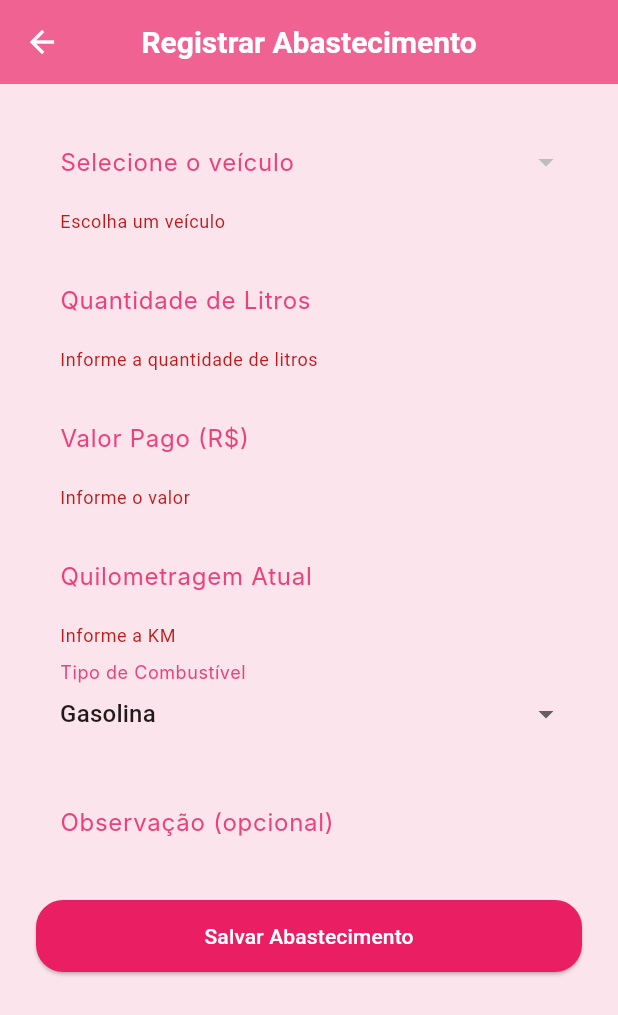
After one commit to MakinoSayuri/ProvaFlutter, a Flutter app: the RegistrarAbastecimentoPage screen opened directly, after a tap on "Salvar Abastecimento", on a phone screen of 412 x 824 dp. The commit adds this screen. Shown: the top 1015 px of the screen. Run offline on Flutter 3.47's test engine with Material 3 defaults, Android fonts, the phone set to English and light mode, and no system bars; our stand-ins replace cloud_firestore, firebase_auth, firebase_core; accounts and stored records are empty; Roboto replaces fonts that are missing (Inter).

Commit message:
feat(Abastecimento): regristar e listar abastecimentos

```diff
--- a/lib/pages/home_page.dart
+++ b/lib/pages/home_page.dart
@@ -83,7 +83,7 @@ class HomePage extends StatelessWidget {
                 Icon(Icons.favorite, size: 60, color: Colors.white),
                 const SizedBox(height: 8),
                 const Text(
-                  "Abastecimento Cute",
+                  "Abastecimento",
                   style: TextStyle(
                     fontSize: 22,
                     color: Colors.white,
--- /dev/null
+++ b/lib/pages/registrar_abastecimento_page.dart
@@ -0,0 +1,188 @@
+import 'package:cloud_firestore/cloud_firestore.dart';
+import 'package:flutter/material.dart';
+import 'package:provider/provider.dart';
+import '../services/auth_service.dart';
+
+class RegistrarAbastecimentoPage extends StatefulWidget {
+  const RegistrarAbastecimentoPage({super.key});
+
+  @override
+  State<RegistrarAbastecimentoPage> createState() =>
+      _RegistrarAbastecimentoPageState();
+}
+
+class _RegistrarAbastecimentoPageState
+    extends State<RegistrarAbastecimentoPage> {
+  final _formKey = GlobalKey<FormState>();
+
+  final litrosCtrl = TextEditingController();
+  final valorCtrl = TextEditingController();
+  final kmCtrl = TextEditingController();
+  final obsCtrl = TextEditingController();
+
+  String? veiculoSelecionado;
+  String tipoCombustivel = "Gasolina";
+  DateTime dataSelecionada = DateTime.now();
+  bool loading = false;
+
+  @override
+  void dispose() {
+    litrosCtrl.dispose();
+    valorCtrl.dispose();
+    kmCtrl.dispose();
+    obsCtrl.dispose();
+    super.dispose();
+  }
+
+  @override
+  Widget build(BuildContext context) {
+    final auth = Provider.of<AuthService>(context, listen: false);
+
+    return Scaffold(
+      appBar: AppBar(title: const Text("Registrar Abastecimento")),
+      body: SingleChildScrollView(
+        padding: const EdgeInsets.all(24),
+        child: Form(
+          key: _formKey,
+          child: Column(
+            children: [
+              StreamBuilder<QuerySnapshot<Map<String, dynamic>>>(
+                stream: auth.veiculosRef().orderBy('modelo').snapshots(),
+                builder: (context, snapshot) {
+                  if (!snapshot.hasData) {
+                    return const CircularProgressIndicator();
+                  }
+
+                  final docs = snapshot.data!.docs;
+
+                  return DropdownButtonFormField<String>(
+                    value: veiculoSelecionado,
+                    decoration: _decoration("Selecione o veículo"),
+                    items: docs
+                        .map(
+                          (doc) => DropdownMenuItem(
+                            value: doc.id,
+                            child: Text(
+                              "${doc['marca']} ${doc['modelo']} - ${doc['placa']}",
+                            ),
+                          ),
+                        )
+                        .toList(),
+                    validator: (v) => v == null ? "Escolha um veículo" : null,
+                    onChanged: (v) => setState(() => veiculoSelecionado = v),
+                  );
+                },
+              ),
+              const SizedBox(height: 16),
+
+              TextFormField(
+                controller: litrosCtrl,
+                keyboardType: TextInputType.number,
+                decoration: _decoration("Quantidade de Litros"),
+                validator: (v) =>
+                    v!.isEmpty ? "Informe a quantidade de litros" : null,
+              ),
+              const SizedBox(height: 16),
+
+              TextFormField(
+                controller: valorCtrl,
+                keyboardType: TextInputType.number,
+                decoration: _decoration("Valor Pago (R\$)"),
+                validator: (v) => v!.isEmpty ? "Informe o valor" : null,
+              ),
+              const SizedBox(height: 16),
+
+              TextFormField(
+                controller: kmCtrl,
+                keyboardType: TextInputType.number,
+                decoration: _decoration("Quilometragem Atual"),
+                validator: (v) => v!.isEmpty ? "Informe a KM" : null,
+              ),
+              const SizedBox(height: 16),
+
+              DropdownButtonFormField<String>(
+                value: tipoCombustivel,
+                decoration: _decoration("Tipo de Combustível"),
+                items: const [
+                  DropdownMenuItem(value: "Gasolina", child: Text("Gasolina")),
+                  DropdownMenuItem(value: "Etanol", child: Text("Etanol")),
+                  DropdownMenuItem(value: "Diesel", child: Text("Diesel")),
+                  DropdownMenuItem(value: "Flex", child: Text("Flex")),
+                ],
+                onChanged: (v) => setState(() => tipoCombustivel = v!),
+              ),
+              const SizedBox(height: 16),
+
+              TextFormField(
+                controller: obsCtrl,
+                decoration: _decoration("Observação (opcional)"),
+              ),
+              const SizedBox(height: 24),
+
+              // Botão salvar
+              SizedBox(
+                width: double.infinity,
+                child: ElevatedButton(
+                  onPressed: loading ? null : () => _salvar(auth),
+                  child: loading
+                      ? const CircularProgressIndicator(color: Colors.white)
+                      : const Text("Salvar Abastecimento"),
+                ),
+              ),
+            ],
+          ),
+        ),
+      ),
+    );
+  }
+
+  InputDecoration _decoration(String label) {
+    return InputDecoration(
+      labelText: label,
+      filled: true,
+      fillColor: Colors.pink.shade50,
+      border: OutlineInputBorder(
+        borderRadius: BorderRadius.circular(20),
+        borderSide: BorderSide.none,
+      ),
+      labelStyle: TextStyle(color: Colors.pink.shade400),
+    );
+  }
+
+  Future<void> _salvar(AuthService auth) async {
+    if (!_formKey.currentState!.validate()) return;
+
+    setState(() => loading = true);
+
+    try {
+      final litros = double.parse(litrosCtrl.text);
+      final valor = double.parse(valorCtrl.text);
+      final km = double.parse(kmCtrl.text);
+
+      final consumo = litros > 0 ? (km / litros) : 0;
+
+      await auth.abastecimentosRef().add({
+        "veiculoId": veiculoSelecionado,
+        "quantidadeLitros": litros,
+        "valorPago": valor,
+        "quilometragem": km,
+        "tipoCombustivel": tipoCombustivel,
+        "consumo": consumo,
+        "observacao": obsCtrl.text.trim(),
+        "data": DateTime.now().millisecondsSinceEpoch,
+      });
+
+      if (!mounted) return;
+
+      Navigator.pop(context, true);
+    } catch (e) {
+      setState(() => loading = false);
+      ScaffoldMessenger.of(context).showSnackBar(
+        SnackBar(
+          content: Text("Erro ao salvar: $e"),
+          backgroundColor: Colors.red,
+        ),
+      );
+    }
+  }
+}
```
Also changed, not shown: lib/pages/historico_abastecimentos_page.dart (added, +99 -0 lines), lib/pages/veiculos_page.dart (+38 -14 lines).
